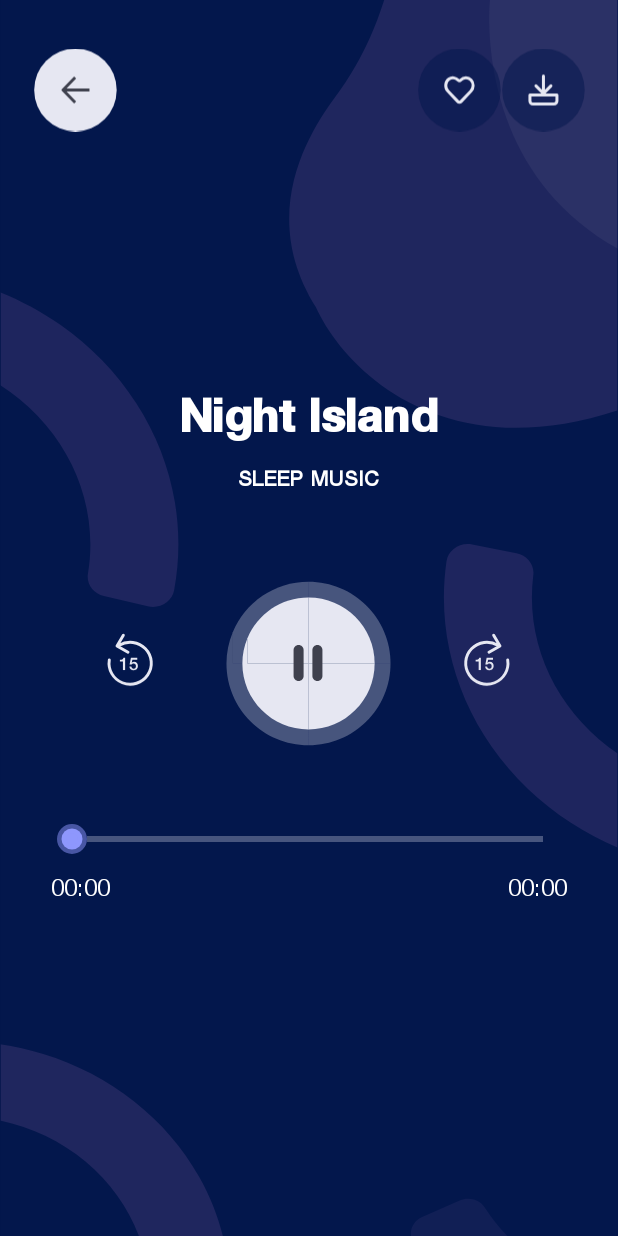
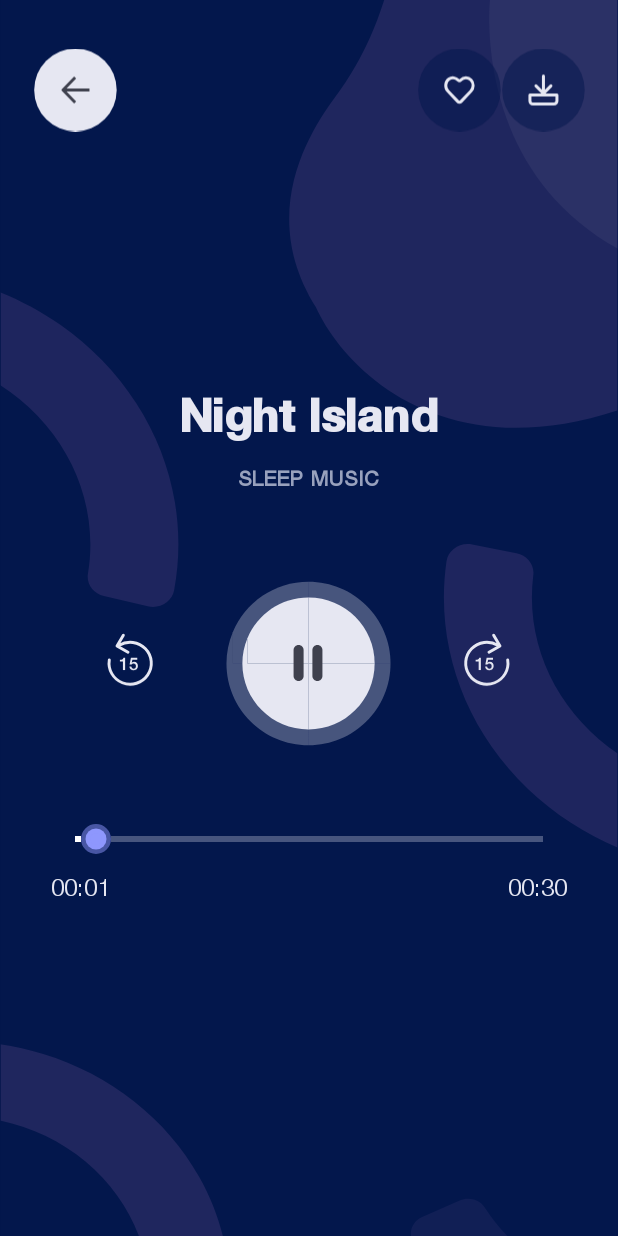
Before and after one commit to tamzid10/Sleep, an Android app: the PlayerActivity screen opened directly, with no data from a screen before it, on a phone screen of 412 x 824 dp. Run offline under Robolectric (Android 15) with nearby library versions, the phone set to English and light mode, and no system bars.

Commit message:
music player added

```diff
--- a/app/src/main/java/com/tamzid/sleep/adapter/HomeOptionMenuAdapter.java
+++ b/app/src/main/java/com/tamzid/sleep/adapter/HomeOptionMenuAdapter.java
@@ -62,7 +62,9 @@ public class HomeOptionMenuAdapter extends RecyclerView.Adapter<HomeOptionMenuAd
         // Set the text of each item of
         holder.title_tv.setText(list.get(position).getTitle());
         holder.option_image.setImageResource(list.get(position).getIcon_id());
-
+        if (position==0){
+            holder.title_tv.setTextColor(context.getResources().getColor(R.color.white));
+        }
         holder.root_layout.setOnClickListener(new View.OnClickListener() {
             @Override
             public void onClick(View v) {
--- a/app/src/main/java/com/tamzid/sleep/view/PlayerActivity.java
+++ b/app/src/main/java/com/tamzid/sleep/view/PlayerActivity.java
@@ -2,13 +2,27 @@ package com.tamzid.sleep.view;
 
 import androidx.appcompat.app.AppCompatActivity;
 
+import android.media.MediaPlayer;
 import android.os.Bundle;
 import android.view.View;
+import android.widget.ImageView;
+import android.widget.SeekBar;
+import android.widget.TextView;
 import android.widget.Toast;
 
 import com.tamzid.sleep.R;
 
-public class PlayerActivity extends AppCompatActivity {
+import java.util.concurrent.TimeUnit;
+
+public class PlayerActivity extends AppCompatActivity implements Runnable {
+
+
+    int playPosition;
+    MediaPlayer mp;
+    SeekBar progress_seekbar;
+    TextView counting_tv, max_duration_tv;
+    ImageView play_pause_btn,prev_btn,forward_btn;
+
 
     @Override
     protected void onCreate(Bundle savedInstanceState) {
@@ -35,5 +49,138 @@ public class PlayerActivity extends AppCompatActivity {
                 onBackPressed();
             }
         });
+
+        play_pause_btn = (ImageView) findViewById(R.id.play_pause_btn);
+        prev_btn = (ImageView) findViewById(R.id.prev_btn);
+        forward_btn = (ImageView) findViewById(R.id.forward_btn);
+        progress_seekbar = (SeekBar) findViewById(R.id.progress_seekbar);
+
+        prev_btn.setOnClickListener(new View.OnClickListener() {
+            @Override
+            public void onClick(View v) {
+                if (mp.isPlaying()){
+                    mp.seekTo(mp.getCurrentPosition()-15000);
+                }
+            }
+        });
+
+        forward_btn.setOnClickListener(new View.OnClickListener() {
+            @Override
+            public void onClick(View v) {
+                if (mp.isPlaying()){
+                    mp.seekTo(mp.getCurrentPosition()+15000);
+                }
+            }
+        });
+
+        counting_tv = (TextView) findViewById(R.id.counting_tv);
+        max_duration_tv = (TextView) findViewById(R.id.max_duration_tv);
+        initMediaPlayer();
+        mp.setOnCompletionListener(new MediaPlayer.OnCompletionListener() {
+            @Override
+            public void onCompletion(MediaPlayer mp) {
+                try {
+
+                    play_pause_btn.setImageDrawable(getResources().getDrawable(R.drawable.ic_play_button));
+                    progress_seekbar.setProgress(0);
+                    mp.seekTo(0);
+                } catch (Exception e) {
+                    e.printStackTrace();
+                }
+//                initMediaPlayer(note.getLocalPath());
+
+            }
+        });
+        play_pause_btn.setOnClickListener(new View.OnClickListener() {
+            @Override
+            public void onClick(View v) {
+                if (mp.isPlaying()) {
+                    mp.pause();
+                    play_pause_btn.setImageDrawable(getResources().getDrawable(R.drawable.ic_play_button));
+                } else {
+                    mp.start();
+                    mp.seekTo(progress_seekbar.getProgress());
+                    play_pause_btn.setImageDrawable(getResources().getDrawable(R.drawable.ic_pause_button));
+                    new Thread(PlayerActivity.this).start();
+
+                }
+            }
+        });
+
+    }
+
+    private void initMediaPlayer() {
+        mp = MediaPlayer.create(this, R.raw.music);
+        mp.start();
+        mp.seekTo(progress_seekbar.getProgress());
+        play_pause_btn.setImageDrawable(getResources().getDrawable(R.drawable.ic_pause_button));
+        new Thread(PlayerActivity.this).start();
+
+        progress_seekbar.setMax(mp.getDuration());
+        String timeDuration = String.format("%02d:%02d",
+                TimeUnit.MILLISECONDS.toMinutes(mp.getDuration()),
+                TimeUnit.MILLISECONDS.toSeconds(mp.getDuration()) -
+                        TimeUnit.MINUTES.toSeconds(TimeUnit.MILLISECONDS.toMinutes(mp.getDuration()))
+        );
+        max_duration_tv.setText(timeDuration + "");
+        progress_seekbar.setOnSeekBarChangeListener(new SeekBar.OnSeekBarChangeListener() {
+            @Override
+            public void onStartTrackingTouch(SeekBar seekBar) {
+
+//                counting_tv.setVisibility(View.VISIBLE);
+            }
+
+            @Override
+            public void onProgressChanged(SeekBar seekBar, int progress, boolean fromTouch) {
+                int x = progress;
+                String currentTimeDuration = String.format("%02d:%02d",
+                        TimeUnit.MILLISECONDS.toMinutes(x),
+                        TimeUnit.MILLISECONDS.toSeconds(x) -
+                                TimeUnit.MINUTES.toSeconds(TimeUnit.MILLISECONDS.toMinutes(x))
+                );
+                counting_tv.setText(currentTimeDuration + "");
+            }
+
+            @Override
+            public void onStopTrackingTouch(SeekBar seekBar) {
+                if (mp != null && mp.isPlaying()) {
+                    mp.seekTo(seekBar.getProgress());
+                }
+            }
+        });
+    }
+
+
+    @Override
+    public void run() {
+        int currentPosition = mp.getCurrentPosition();
+        int total = mp.getDuration();
+        while (mp != null && mp.isPlaying() && currentPosition < total) {
+            try {
+                Thread.sleep(50);
+                currentPosition = mp.getCurrentPosition();
+            } catch (InterruptedException e) {
+                return;
+            } catch (Exception e) {
+                return;
+            }
+            progress_seekbar.setProgress(currentPosition);
+        }
+    }
+
+
+    @Override
+    protected void onPause() {
+        super.onPause();
+
+        try {
+            if (mp.isPlaying()){
+                mp.pause();
+                play_pause_btn.setImageDrawable(getResources().getDrawable(R.drawable.ic_play_button));
+
+            }
+        } catch (Exception e) {
+            e.printStackTrace();
+        }
     }
 }
--- a/app/src/main/res/drawable/nav_home.xml
+++ /dev/null
@@ -1,5 +0,0 @@
-<?xml version="1.0" encoding="utf-8"?>
-<selector xmlns:android="http://schemas.android.com/apk/res/android">
-    <item android:drawable="@drawable/ic_home_with_background" android:state_checked="true"/>
-    <item android:drawable="@drawable/ic_home" android:state_checked="false"/>
-</selector>
--- a/app/src/main/res/layout/activity_player.xml
+++ b/app/src/main/res/layout/activity_player.xml
@@ -74,7 +74,7 @@
                 android:gravity="center"
                 android:text="Night Island"
                 android:fontFamily="@font/helvetica_neu_bold"
-                android:textColor="@color/white"
+                android:textColor="#E6E7F2"
                 android:textSize="30sp"
                 android:textStyle="bold" />
 
@@ -86,7 +86,7 @@
                 android:layout_marginBottom="8dp"
                 android:text="SLEEP MUSIC"
                 android:fontFamily="@font/helvetica_neue_medium"
-                android:textColor="@color/white"
+                android:textColor="#98A1BD"
                 android:textSize="14sp"
                 android:textStyle="bold" />
 
@@ -107,6 +107,7 @@
                     android:orientation="horizontal">
 
                     <ImageView
+                        android:id="@+id/prev_btn"
                         android:background="@drawable/ripple"
                         android:layout_width="42dp"
                         android:layout_height="42dp"
@@ -125,6 +126,7 @@
                     android:orientation="horizontal">
 
                     <ImageView
+                        android:id="@+id/play_pause_btn"
                         android:layout_width="100dp"
                         android:layout_height="100dp"
                         android:clickable="true"
@@ -143,6 +145,7 @@
                     android:orientation="horizontal">
 
                     <ImageView
+                        android:id="@+id/forward_btn"
                         android:background="@drawable/ripple"
                         android:layout_width="42dp"
                         android:layout_height="42dp"
@@ -189,7 +192,7 @@
                         android:layout_marginBottom="6dp"
                         android:text="00:00"
                         android:fontFamily="@font/helvetica_neue_light"
-                        android:textColor="@color/white"
+                        android:textColor="#E6E7F2"
                         android:textSize="16sp" />
 
                     <TextView
@@ -201,7 +204,7 @@
                         android:layout_marginRight="12dp"
                         android:layout_marginBottom="6dp"
                         android:text="00:00"
-                        android:textColor="@color/white"
+                        android:textColor="#E6E7F2"
                         android:textSize="16sp" />
 
 
--- a/app/src/main/res/layout/activity_start.xml
+++ b/app/src/main/res/layout/activity_start.xml
@@ -35,7 +35,7 @@
                     android:gravity="center"
                     android:text="@string/welcome_to_sleep"
                     android:fontFamily="@font/helvetica_neu_bold"
-                    android:textColor="@color/white"
+                    android:textColor="#E6E7F2"
                     android:textSize="30sp"
                     android:textStyle="bold" />
 
@@ -49,7 +49,7 @@
                     android:layout_marginBottom="36dp"
                     android:gravity="center"
                     android:text="Explore the new king of sleep. It uses sound \nand vesualization to create perfect conditions \nfor refreshing sleep."
-                    android:textColor="@color/white"
+                    android:textColor="#EBEAEC"
                     android:textSize="16sp" />
 
 
@@ -86,7 +86,7 @@
                 android:fontFamily="@font/helvetica_neue_medium"
                 android:paddingBottom="16dp"
                 android:text="@string/get_started"
-                android:textColor="@color/white" />
+                android:textColor="#F6F1FB" />
             </LinearLayout>
         </RelativeLayout>
 
--- a/app/src/main/res/layout/adapter_home_option_menu.xml
+++ b/app/src/main/res/layout/adapter_home_option_menu.xml
@@ -16,7 +16,7 @@
         android:layout_width="65dp"
         android:layout_height="65dp"
         android:layout_gravity="center"
-        android:src="@drawable/ic_home_with_background"/>
+        android:src="@drawable/ic_option_all"/>
 
     <TextView
         android:id="@+id/title_tv"
@@ -28,7 +28,7 @@
         android:padding="8dp"
         android:layout_marginTop="4dp"
         android:layout_gravity="center"
-        android:textColor="@color/white"
+        android:textColor="#98A1BD"
         />
 
 
--- a/app/src/main/res/layout/adapter_song_list.xml
+++ b/app/src/main/res/layout/adapter_song_list.xml
@@ -34,7 +34,7 @@
             android:layout_marginBottom="8dp"
             android:fontFamily="@font/helvetica_neu_bold"
             android:text="Night Island"
-            android:textColor="@color/white"
+            android:textColor="#E6E7F2"
             android:textSize="18sp"
             android:textStyle="bold" />
 
@@ -47,7 +47,7 @@
             android:layout_marginBottom="8dp"
             android:fontFamily="@font/helvetica_neue_medium"
             android:text="45 MIN . SLEEP MUSIC"
-            android:textColor="@color/white"
+            android:textColor="#98A1BD"
             android:textSize="14sp" />
 
 
--- a/app/src/main/res/layout/fragment_profile.xml
+++ b/app/src/main/res/layout/fragment_profile.xml
@@ -34,7 +34,7 @@
             android:fontFamily="@font/helvetica_neu_bold"
             android:text="Profile"
             android:layout_centerHorizontal="true"
-            android:textColor="@color/white"
+            android:textColor="#E6E7F2"
             android:textSize="22sp"
             android:textStyle="bold" />
 
@@ -48,9 +48,9 @@
         android:text="Coming Soon...!"
         android:layout_centerVertical="true"
         android:layout_gravity="center"
-        android:fontFamily="sans-serif-condensed-light"
+        android:fontFamily="@font/helvetica_neue_light"
         android:layout_centerHorizontal="true"
-        android:textColor="@color/white"
+        android:textColor="#98A1BD"
         android:textSize="18sp" />
 
 
--- a/app/src/main/res/layout/fragment_song_list.xml
+++ b/app/src/main/res/layout/fragment_song_list.xml
@@ -33,7 +33,7 @@
             android:text="Sleep Music"
             android:fontFamily="@font/helvetica_neu_bold"
             android:layout_centerHorizontal="true"
-            android:textColor="@color/white"
+            android:textColor="#E6E7F2"
             android:textSize="22sp"
             android:textStyle="bold" />
 
```
Also changed, not shown: app/src/main/res/drawable/ic_afsar_with_background.xml (deleted, +0 -17 lines), app/src/main/res/drawable/ic_home_with_background.xml (deleted, +0 -12 lines), app/src/main/res/drawable/ic_meditate_with_background.xml (deleted, +0 -15 lines), app/src/main/res/drawable/ic_music_with_background.xml (deleted, +0 -15 lines), app/src/main/res/drawable/ic_sleep_with_background.xml (deleted, +0 -12 lines), app/src/main/res/layout/activity_song_details.xml (+7 -7 lines), app/src/main/res/layout/fragment_home.xml (+6 -6 lines), 1 other file.
